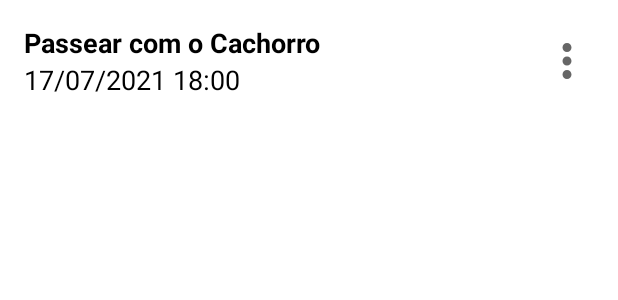
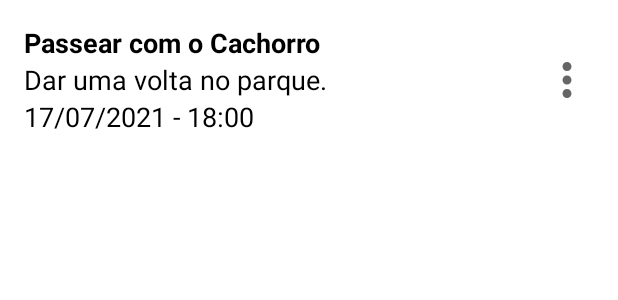
Before and after one commit to raphael-pestana/Santander-Bootcamp-Mobile-Developer, an Android app: the layout item_task.xml on its own in the app's theme, with its tools: preview values and no code run, on a phone screen of 412 x 824 dp. Shown: the top 300 px of the screen. Run offline under Robolectric (Android 15) with nearby library versions, the phone set to English and light mode, and no system bars.

```diff
--- a/Projetos/My-To-Do-List/app/src/main/java/com/pestana/mytodolist/model/Task.kt
+++ b/Projetos/My-To-Do-List/app/src/main/java/com/pestana/mytodolist/model/Task.kt
@@ -7,4 +7,6 @@ data class Task(
         val hour : String,
         val id : Int = 0
 
-)
+) {
+       // REFAZER ESSA PARTE
+}
--- a/Projetos/My-To-Do-List/app/src/main/java/com/pestana/mytodolist/ui/TaskListAdapter.kt
+++ b/Projetos/My-To-Do-List/app/src/main/java/com/pestana/mytodolist/ui/TaskListAdapter.kt
@@ -31,7 +31,7 @@ class TaskListAdapter : ListAdapter<Task, TaskListAdapter.TaskViewHolder>(DiffCa
         fun bind(item: Task) {
             binding.tvTitle.text = item.title
             binding.tvDate.text = "${item.date} - ${item.hour}"
-            //possivelmente colocar a descrição
+            binding.tvDescription.text = item.description
             binding.ivMore.setOnClickListener {
                 showPopup(item)
             }
--- a/Projetos/My-To-Do-List/app/src/main/res/layout/item_task.xml
+++ b/Projetos/My-To-Do-List/app/src/main/res/layout/item_task.xml
@@ -18,14 +18,24 @@
         tools:text="Passear com o Cachorro" />
 
     <TextView
-        android:id="@+id/tv_date"
+        android:id="@+id/tv_description"
         android:layout_width="wrap_content"
         android:layout_height="wrap_content"
         android:textColor="@color/black"
         android:textSize="18sp"
         app:layout_constraintStart_toStartOf="@id/tv_title"
         app:layout_constraintTop_toBottomOf="@id/tv_title"
-        tools:text="17/07/2021 18:00" />
+        tools:text="Dar uma volta no parque." />
+
+    <TextView
+        android:id="@+id/tv_date"
+        android:layout_width="wrap_content"
+        android:layout_height="wrap_content"
+        android:textColor="@color/black"
+        android:textSize="18sp"
+        app:layout_constraintStart_toStartOf="@id/tv_description"
+        app:layout_constraintTop_toBottomOf="@id/tv_description"
+        tools:text="17/07/2021 - 18:00" />
 
     <androidx.appcompat.widget.AppCompatImageView
         android:id="@+id/iv_more"
```
Also changed, not shown: Projetos/My-To-Do-List/app/src/main/java/com/pestana/mytodolist/MainActivity.kt (+14 -6 lines), Projetos/My-To-Do-List/app/src/main/java/com/pestana/mytodolist/datasource/TaskDataSource.kt (+14 -2 lines), Projetos/My-To-Do-List/app/src/main/java/com/pestana/mytodolist/ui/AddTaksActivity.kt (+16 -0 lines).
